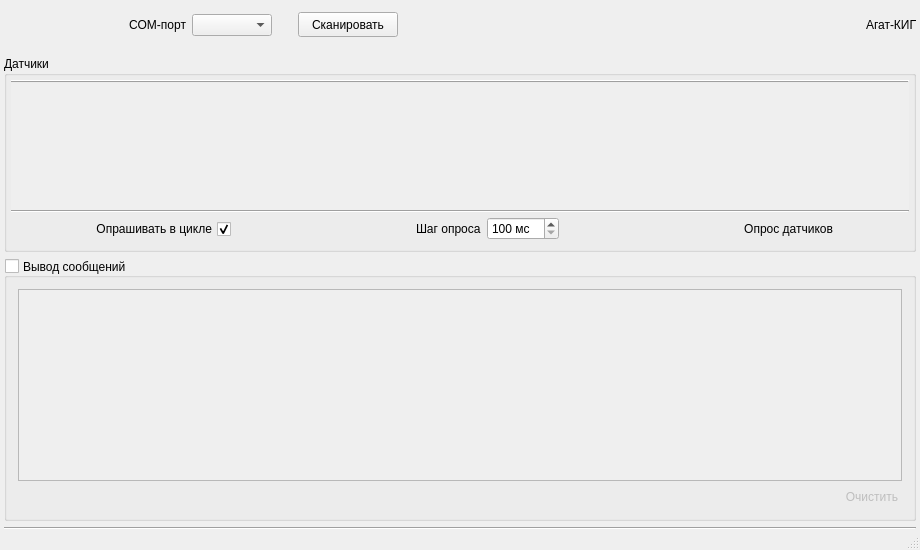
Kompot11181/AgatScanner, file mainwindow.ui: the form before one commit.
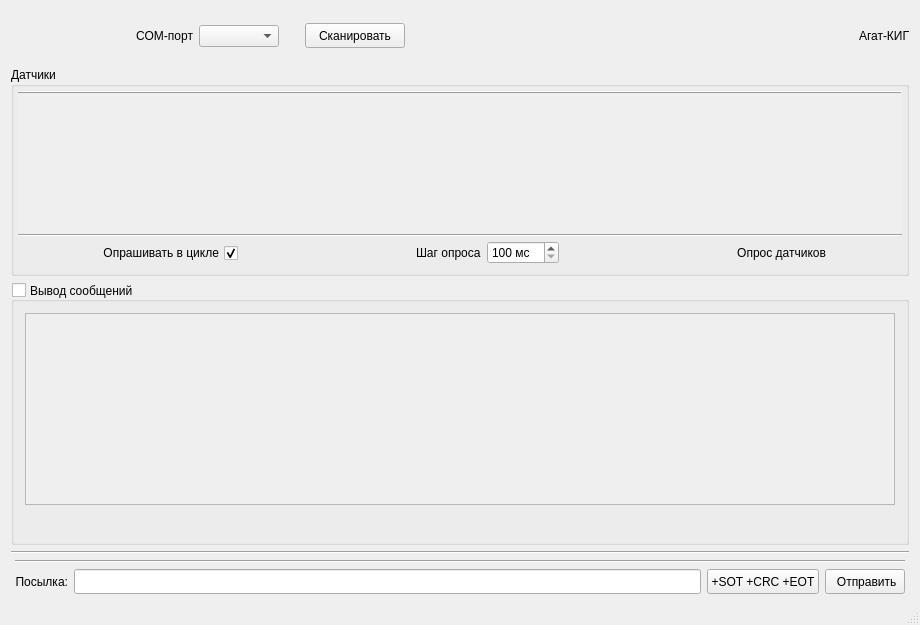
The form after the commit. Icons and pictures are not drawn.

Diff of the .ui file:
```diff
--- a/mainwindow.ui
+++ b/mainwindow.ui
@@ -7,7 +7,7 @@
     <x>0</x>
     <y>0</y>
     <width>920</width>
-    <height>550</height>
+    <height>625</height>
    </rect>
   </property>
   <property name="minimumSize">
@@ -31,18 +31,6 @@
     <bool>true</bool>
    </property>
    <layout class="QVBoxLayout" name="verticalLayout">
-    <property name="leftMargin">
-     <number>4</number>
-    </property>
-    <property name="topMargin">
-     <number>0</number>
-    </property>
-    <property name="rightMargin">
-     <number>4</number>
-    </property>
-    <property name="bottomMargin">
-     <number>0</number>
-    </property>
     <item>
      <layout class="QHBoxLayout" name="hCOMLayout">
       <property name="leftMargin">
@@ -199,6 +187,23 @@
         <property name="text">
          <string>Сканировать</string>
         </property>
+        <property name="icon">
+         <iconset resource="icons.qrc">
+          <normaloff>:/images/search.ico</normaloff>
+          <normalon>:/images/search.ico</normalon>
+          <disabledoff>:/images/search.ico</disabledoff>
+          <disabledon>:/images/search.ico</disabledon>
+          <activeoff>:/images/search.ico</activeoff>
+          <activeon>:/images/search.ico</activeon>
+          <selectedoff>:/images/search.ico</selectedoff>
+          <selectedon>:/images/search.ico</selectedon>:/images/search.ico</iconset>
+        </property>
+        <property name="iconSize">
+         <size>
+          <width>16</width>
+          <height>16</height>
+         </size>
+        </property>
        </widget>
       </item>
       <item>
@@ -325,8 +330,8 @@
                <rect>
                 <x>0</x>
                 <y>0</y>
-                <width>900</width>
-                <height>120</height>
+                <width>890</width>
+                <height>133</height>
                </rect>
               </property>
               <widget class="QWidget" name="verticalLayoutWidget_3">
@@ -679,7 +684,17 @@
             <bool>false</bool>
            </property>
            <property name="text">
-            <string>Очистить</string>
+            <string/>
+           </property>
+           <property name="icon">
+            <iconset resource="icons.qrc">
+             <normaloff>:/images/clear.png</normaloff>:/images/clear.png</iconset>
+           </property>
+           <property name="iconSize">
+            <size>
+             <width>12</width>
+             <height>12</height>
+            </size>
            </property>
            <property name="default">
             <bool>false</bool>
@@ -701,6 +716,113 @@
       </item>
      </layout>
     </item>
+    <item>
+     <layout class="QVBoxLayout" name="vSendLayout">
+      <property name="leftMargin">
+       <number>4</number>
+      </property>
+      <property name="rightMargin">
+       <number>4</number>
+      </property>
+      <item>
+       <widget class="Line" name="hLine">
+        <property name="orientation">
+         <enum>Qt::Horizontal</enum>
+        </property>
+       </widget>
+      </item>
+      <item>
+       <layout class="QHBoxLayout" name="hSendLayout">
+        <item>
+         <widget class="QLabel" name="lSendPack">
+          <property name="minimumSize">
+           <size>
+            <width>50</width>
+            <height>0</height>
+           </size>
+          </property>
+          <property name="text">
+           <string>Посылка:</string>
+          </property>
+          <property name="alignment">
+           <set>Qt::AlignRight|Qt::AlignTrailing|Qt::AlignVCenter</set>
+          </property>
+         </widget>
+        </item>
+        <item>
+         <widget class="QLineEdit" name="leOutputData">
+          <property name="minimumSize">
+           <size>
+            <width>240</width>
+            <height>25</height>
+           </size>
+          </property>
+          <property name="font">
+           <font>
+            <family>Courier New</family>
+            <pointsize>10</pointsize>
+           </font>
+          </property>
+          <property name="contextMenuPolicy">
+           <enum>Qt::CustomContextMenu</enum>
+          </property>
+          <property name="statusTip">
+           <string>Общий формат команды: SOT DST SRC 24 CMD DATA[] CRC EOT</string>
+          </property>
+          <property name="placeholderText">
+           <string/>
+          </property>
+         </widget>
+        </item>
+        <item>
+         <widget class="QPushButton" name="pbCalcCRC">
+          <property name="minimumSize">
+           <size>
+            <width>100</width>
+            <height>25</height>
+           </size>
+          </property>
+          <property name="statusTip">
+           <string>Дополнить посылку стартовым, стоповым байтами, контрольной суммой</string>
+          </property>
+          <property name="text">
+           <string>+SOT +CRC +EOT</string>
+          </property>
+         </widget>
+        </item>
+        <item>
+         <widget class="QPushButton" name="pbSend">
+          <property name="minimumSize">
+           <size>
+            <width>0</width>
+            <height>25</height>
+           </size>
+          </property>
+          <property name="focusPolicy">
+           <enum>Qt::WheelFocus</enum>
+          </property>
+          <property name="statusTip">
+           <string>Отправить посылку</string>
+          </property>
+          <property name="layoutDirection">
+           <enum>Qt::RightToLeft</enum>
+          </property>
+          <property name="text">
+           <string> Отправить</string>
+          </property>
+          <property name="icon">
+           <iconset resource="icons.qrc">
+            <normaloff>:/images/send.png</normaloff>:/images/send.png</iconset>
+          </property>
+          <property name="autoDefault">
+           <bool>true</bool>
+          </property>
+         </widget>
+        </item>
+       </layout>
+      </item>
+     </layout>
+    </item>
    </layout>
   </widget>
   <widget class="QMenuBar" name="menuBar">
```
Left out of the diff: 11 changed lines with no effect on the pictures.
